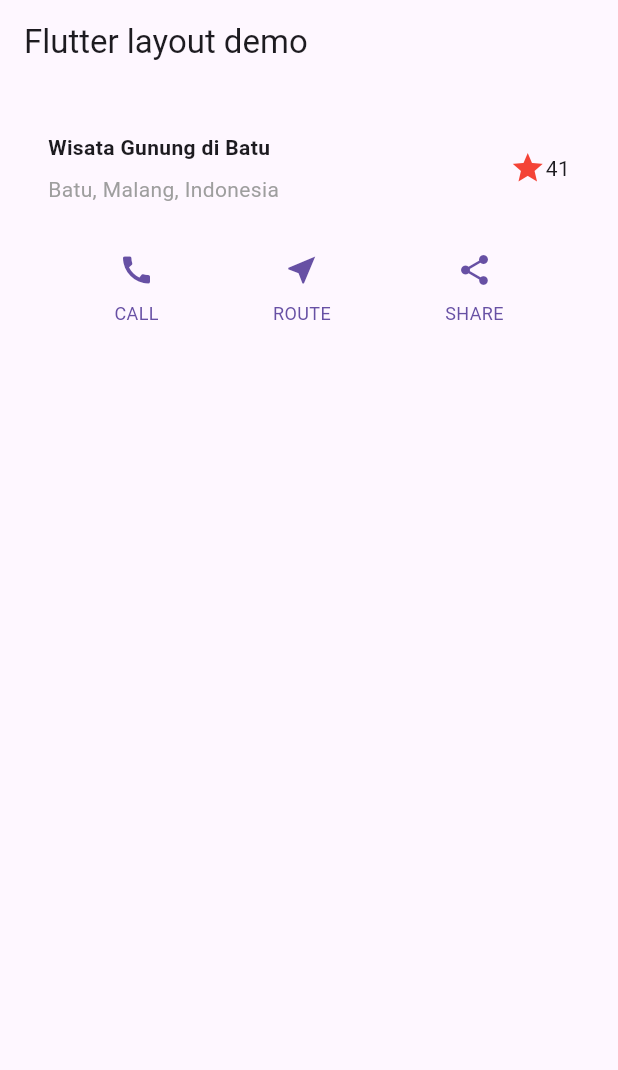
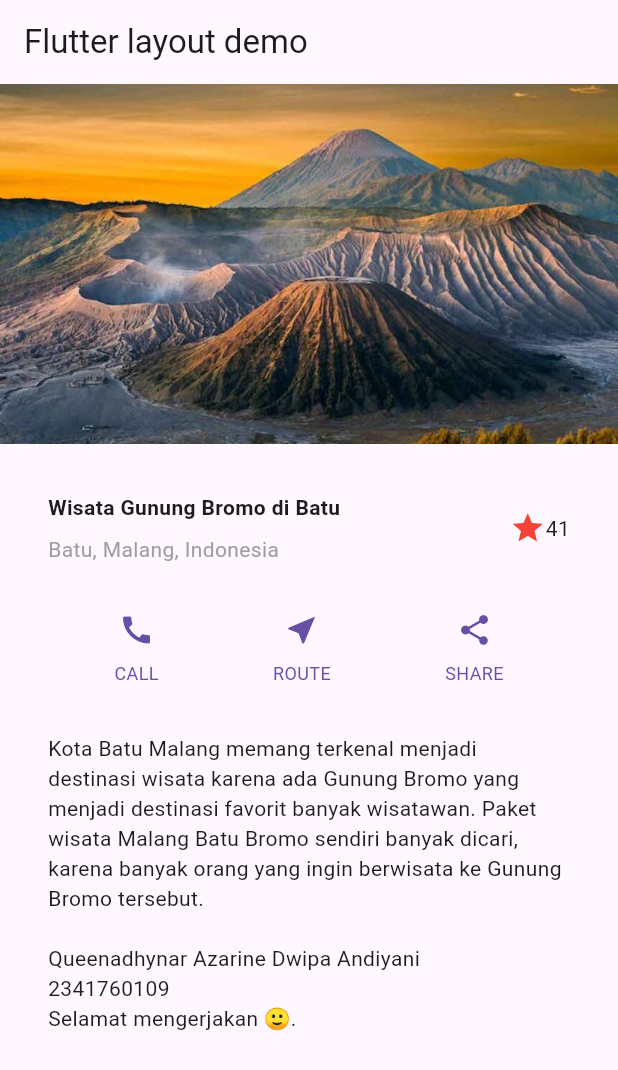
Before and after one commit to dhynarazarine/Layout-Flutter, a Flutter app: the screen it shows after launch, on a phone screen of 412 x 824 dp. Shown: the top 1070 px of the screen. Run offline on Flutter 3.47's test engine with Material 3 defaults, Android fonts, the phone set to English and light mode, and no system bars.

Commit message:
variabel text dan image section

```diff
--- a/lib/main.dart
+++ b/lib/main.dart
@@ -20,10 +20,8 @@ class MyApp extends StatelessWidget {
                 Container(
                   padding: const EdgeInsets.only(bottom: 8), // padding bawah 8
                   child: const Text(
-                    'Wisata Gunung di Batu',
-                    style: TextStyle(
-                      fontWeight: FontWeight.bold,
-                    ),
+                    'Wisata Gunung Bromo di Batu',
+                    style: TextStyle(fontWeight: FontWeight.bold),
                   ),
                 ),
                 const Text(
@@ -59,19 +57,36 @@ class MyApp extends StatelessWidget {
     return MaterialApp(
       title: 'Flutter layout: Nama dan NIM Anda',
       home: Scaffold(
-        appBar: AppBar(
-          title: const Text('Flutter layout demo'),
+        appBar: AppBar(title: const Text('Flutter layout demo')),
+        body: ListView(
+          children: [
+            Image.asset(
+              'assets/Batu.jpg',
+              width: 600,
+              height: 240,
+              fit: BoxFit.cover,
             ),
-        body: Column(
-          children: [
             titleSection,
             buttonSection,
+            textSection,
           ],
         ),
       ),
     );
   }
 }
+
+Widget textSection = Container(
+  padding: const EdgeInsets.all(32),
+  child: const Text(
+    'Kota Batu Malang memang terkenal menjadi destinasi wisata karena ada Gunung Bromo yang menjadi destinasi favorit banyak wisatawan. Paket wisata Malang Batu Bromo sendiri banyak dicari, karena banyak orang yang ingin berwisata ke Gunung Bromo tersebut.'
+    '\n'
+    '\nQueenadhynar Azarine Dwipa Andiyani'
+    '\n2341760109'
+    '\nSelamat mengerjakan 🙂.',
+    softWrap: true,
+  ),
+);
 
 Column _buildButtonColumn(Color color, IconData icon, String label) {
   return Column(
--- a/pubspec.yaml
+++ b/pubspec.yaml
@@ -58,9 +58,8 @@ flutter:
   uses-material-design: true
 
   # To add assets to your application, add an assets section, like this:
-  # assets:
-  #   - images/a_dot_burr.jpeg
-  #   - images/a_dot_ham.jpeg
+  assets:
+    - assets/Batu.jpg
 
   # An image asset can refer to one or more resolution-specific "variants", see
   # https://flutter.dev/to/resolution-aware-images
```
Also changed, not shown: assets/Batu.jpg (added). Lines whose indentation alone changed are shown as unchanged.
